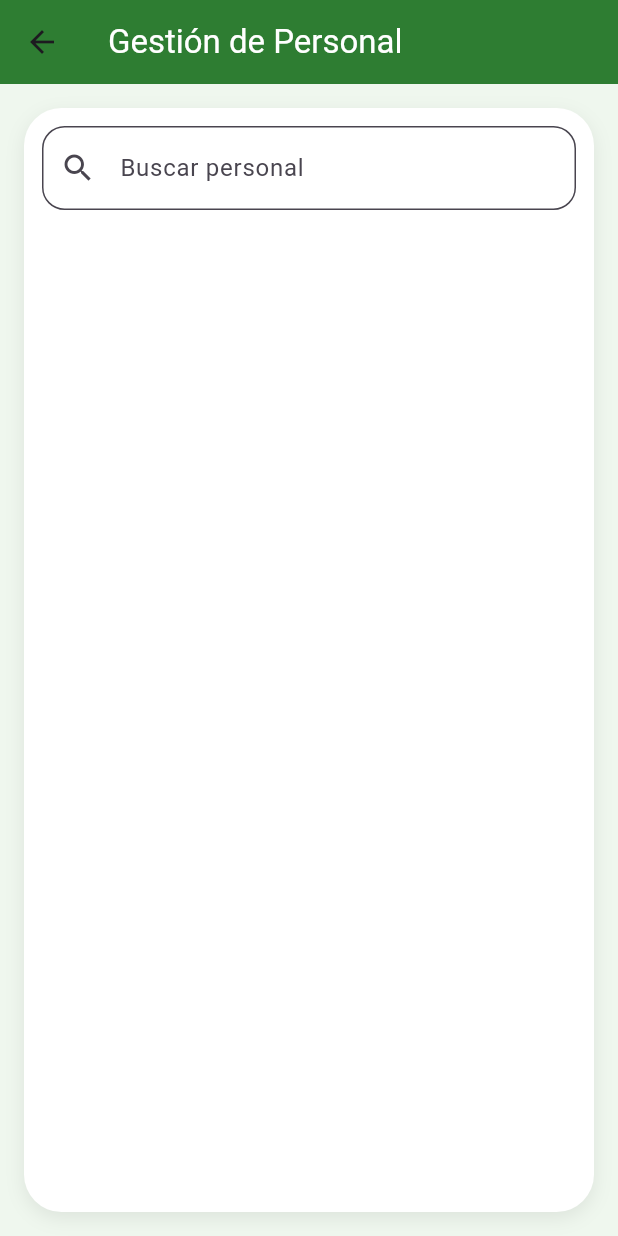
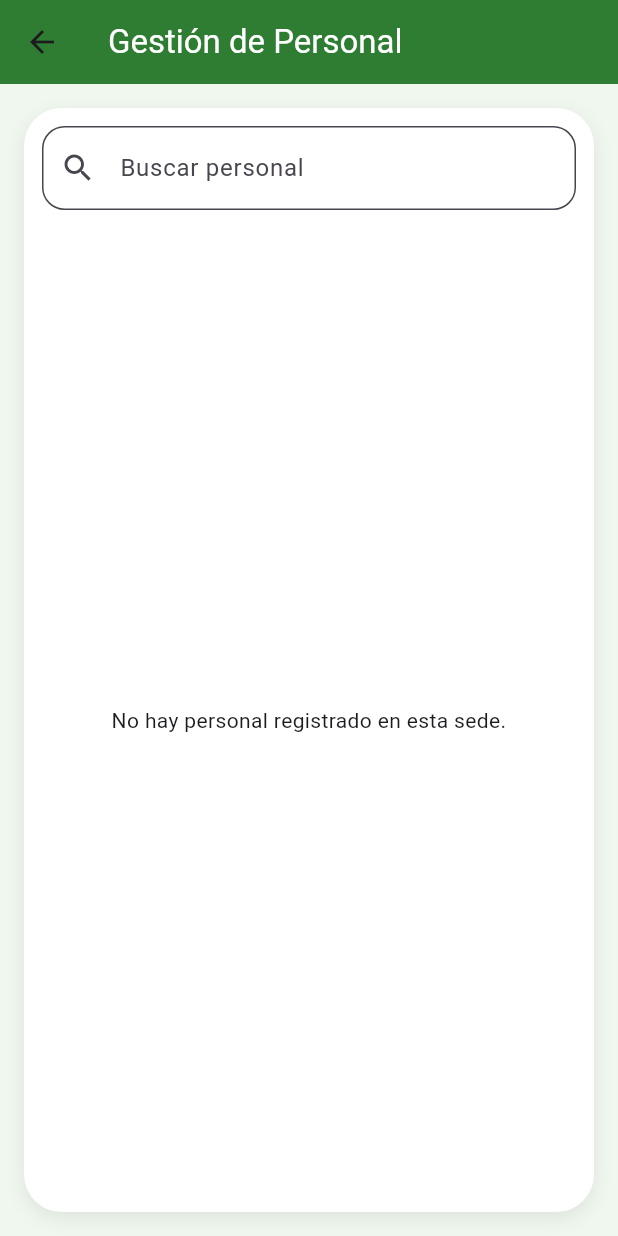
Before and after one commit to natalia482/Inventivo-Firebase, a Flutter app: the ListaTrabajadores screen opened directly with empty values, on a phone screen of 412 x 824 dp. Run offline on Flutter 3.47's test engine with Material 3 defaults, Android fonts, the phone set to English and light mode, and no system bars; our stand-ins replace shared_preferences; accounts and stored records are empty; network calls fail.

Commit message:
modulos correctos

```diff
--- a/lib/core/constants/api_config.dart
+++ b/lib/core/constants/api_config.dart
@@ -1,6 +1,6 @@
 class ApiConfig {
 
-  static const String baseUrl = "http://192.168.101.25/inventivo_backend/api";
+  static const String baseUrl = "http://172.18.1.252/inventivo_backend/api";
 
   // AUTENTICACIÓN Y ROLES
   static const String registroPropietario = "$baseUrl/usuarios/registrar_propietario.php"; // Renombrado
--- a/lib/screens/modulos/insumos/historial_uso_insumos_page.dart
+++ b/lib/screens/modulos/insumos/historial_uso_insumos_page.dart
@@ -87,7 +87,7 @@ class _HistorialUsoInsumosPageState extends State<HistorialUsoInsumosPage> {
       appBar: AppBar(
         title: const Text(
           "Historial de Uso de Insumos",
-          style: TextStyle(fontWeight: FontWeight.bold),
+          style: TextStyle(fontWeight: FontWeight.bold, color: Color(0xFFF8FAF8)),
         ),
         centerTitle: true,
         backgroundColor: const Color(0xFF2E7D32),
--- a/lib/screens/modulos/personal/listar_personal.dart
+++ b/lib/screens/modulos/personal/listar_personal.dart
@@ -27,7 +27,6 @@ class _ListaTrabajadoresState extends State<ListaTrabajadores> {
   void initState() {
     super.initState();
     _loadCurrentUserAndFetch();
-
     _searchController.addListener(_onSearchChanged);
   }
 
@@ -58,7 +57,6 @@ class _ListaTrabajadoresState extends State<ListaTrabajadores> {
   Future<void> obtenerTrabajadores({String filtro = ''}) async {
     setState(() => isLoading = true);
     try {
-      // ✅ MODIFICADO: Llama a la API con id_sede
       final response = await http.get(
         Uri.parse(ApiConfig.obtenerPersonal(widget.idSede, filtro: filtro)),
       );
@@ -126,7 +124,6 @@ class _ListaTrabajadoresState extends State<ListaTrabajadores> {
     if (currentUserId == null) return;
 
     try {
-      // ✅ ENVÍA ID DE CREADOR Y ID DE SEDE PARA AUDITORÍA
       final response = await http.post(
         Uri.parse(ApiConfig.eliminarTrabajador),
         headers: {"Content-Type": "application/json"},
@@ -477,15 +474,23 @@ class _ListaTrabajadoresState extends State<ListaTrabajadores> {
                     ),
                     Expanded(
                       child: RefreshIndicator(
-                        onRefresh: () => obtenerTrabajadores(filtro: _searchController.text),
+                        onRefresh: () => obtenerTrabajadores(filtro: _filtroActual),
                         color: const Color(0xFF2E7D32),
-                        child: ListView.builder(
-                          itemCount: trabajadores.length,
-                          itemBuilder: (context, index) {
-                            final trabajador = trabajadores[index];
-                            final estado =
-                                trabajador["estado"]?.toUpperCase() ?? "ACTIVO";
-
+child: trabajadores.isEmpty
+                            ? Center(
+                                child: Text(
+                                  _filtroActual.isEmpty
+                                      ? "No hay personal registrado en esta sede."
+                                            : "No se encontraron resultados para '$_filtroActual'",
+                                        textAlign: TextAlign.center,
+                                      ),
+                                    )
+                                      : ListView.builder(
+                                          itemCount: trabajadores.length,
+                                          itemBuilder: (context, index) {
+                                            final trabajador = trabajadores[index];
+                                            final estado =
+                                          trabajador["estado"]?.toUpperCase() ?? "ACTIVO";
                             return Card(
                               shape: RoundedRectangleBorder(
                                   borderRadius: BorderRadius.circular(15)),
--- a/lib/screens/modulos/remision/remision_screen.dart
+++ b/lib/screens/modulos/remision/remision_screen.dart
@@ -128,6 +128,7 @@ class _RemisionesScreenState extends State<RemisionesScreen> {
                             child: const Icon(Icons.receipt, color: Colors.white),
                           ),
                           title: Text(
+                            // Si el número de factura no se corrige en el modelo, seguirá apareciendo Remisión #
                             'Remisión #${remision.numeroFactura}',
                             style: const TextStyle(fontWeight: FontWeight.bold),
                           ),
@@ -607,7 +608,10 @@ class _DetalleRemisionScreenState extends State<DetalleRemisionScreen> {
                       final detalle = detalles[index];
                       return Card(
                         child: ListTile(
-                          title: Text(detalle.nombreProducto ?? 'Producto'),
+                          // La corrección aquí nos ayuda a ver si el nombre del producto es el problema:
+                          title: Text(
+                            detalle.nombreProducto ?? 'Producto sin nombre (ID: ${detalle.idProducto})',
+                          ),
                           subtitle: Text(
                             'Cantidad: ${detalle.cantidad} x \$${detalle.precioUnitario.toStringAsFixed(2)}',
                           ),
```
Also changed, not shown: lib/models/remision.dart (+16 -21 lines), lib/services/remisiones_service.dart (+9 -29 lines).
